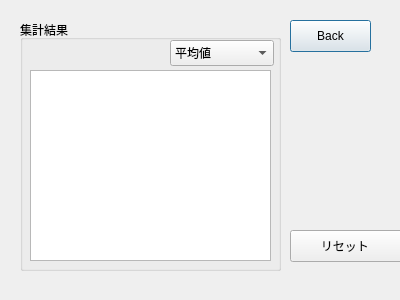
Old version of the form src/static/ui_files/result.ui in the repository d-kimuson/flowSound.
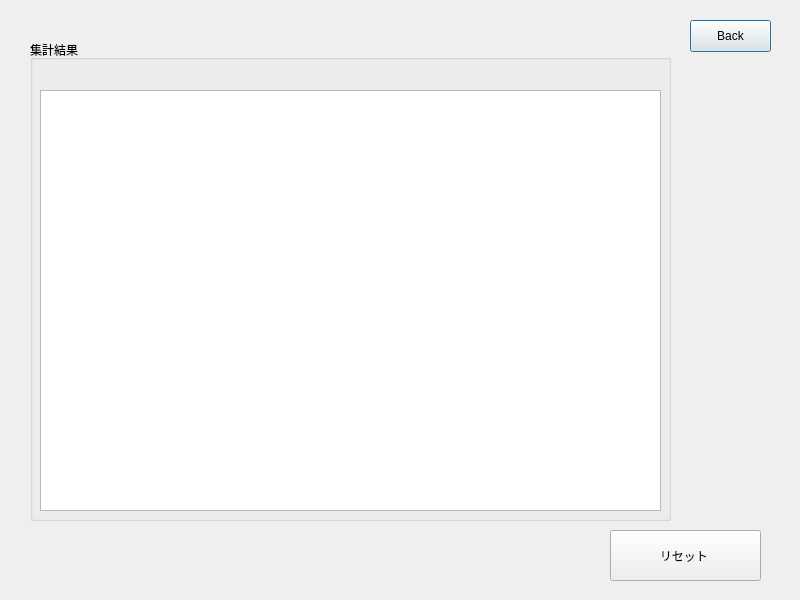
New version of the form.

Patch:
```diff
--- a/src/static/ui_files/result.ui
+++ b/src/static/ui_files/result.ui
@@ -6,8 +6,8 @@
    <rect>
     <x>0</x>
     <y>0</y>
-    <width>400</width>
-    <height>300</height>
+    <width>800</width>
+    <height>600</height>
    </rect>
   </property>
   <property name="windowTitle">
@@ -16,7 +16,7 @@
   <widget class="QPushButton" name="backButtonR">
    <property name="geometry">
     <rect>
-     <x>290</x>
+     <x>690</x>
      <y>20</y>
      <width>81</width>
      <height>32</height>
@@ -29,10 +29,10 @@
   <widget class="QPushButton" name="ResetButton">
    <property name="geometry">
     <rect>
-     <x>290</x>
-     <y>230</y>
-     <width>113</width>
-     <height>32</height>
+     <x>610</x>
+     <y>530</y>
+     <width>151</width>
+     <height>51</height>
     </rect>
    </property>
    <property name="text">
@@ -42,52 +42,22 @@
   <widget class="QGroupBox" name="groupBox">
    <property name="geometry">
     <rect>
-     <x>20</x>
-     <y>20</y>
-     <width>261</width>
-     <height>251</height>
+     <x>30</x>
+     <y>40</y>
+     <width>641</width>
+     <height>481</height>
     </rect>
    </property>
    <property name="title">
     <string>集計結果</string>
    </property>
-   <widget class="QComboBox" name="Selector">
-    <property name="geometry">
-     <rect>
-      <x>150</x>
-      <y>20</y>
-      <width>104</width>
-      <height>26</height>
-     </rect>
-    </property>
-    <item>
-     <property name="text">
-      <string>平均値</string>
-     </property>
-    </item>
-    <item>
-     <property name="text">
-      <string>中央値</string>
-     </property>
-    </item>
-    <item>
-     <property name="text">
-      <string>最大値</string>
-     </property>
-    </item>
-    <item>
-     <property name="text">
-      <string>最小値</string>
-     </property>
-    </item>
-   </widget>
    <widget class="QTableWidget" name="ResultTable">
     <property name="geometry">
      <rect>
       <x>10</x>
       <y>50</y>
-      <width>241</width>
-      <height>191</height>
+      <width>621</width>
+      <height>421</height>
      </rect>
     </property>
    </widget>
```
